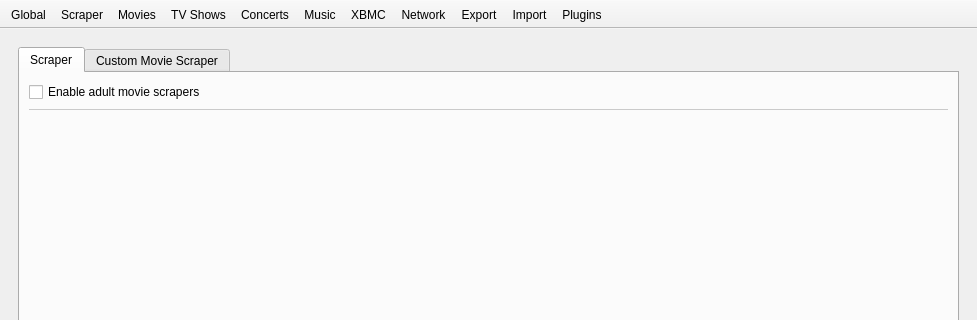
Komet/MediaElch, file settings/SettingsWindow.ui: the form before one commit; both pictures show x 0 to 977 and y 0 to 320 of the 977 by 625 pixel window.
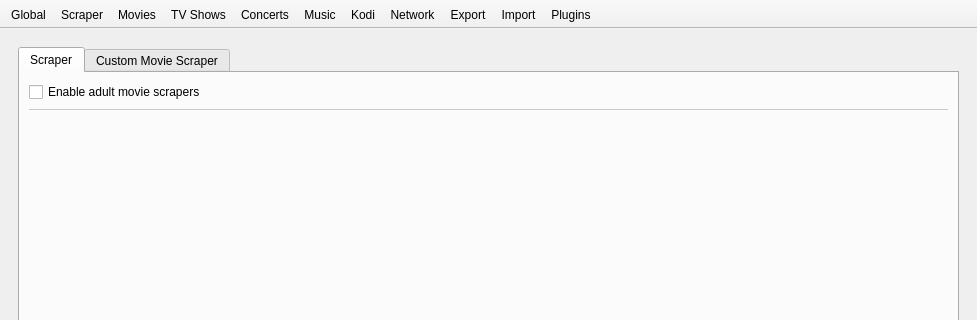
The form after the commit. The open tabs and pages were chosen to show the change. Custom widgets are drawn as their Qt base class.

Commit message: Fixes #145 Renamed XBMC to Kodi

Patch:
```diff
--- a/settings/SettingsWindow.ui
+++ b/settings/SettingsWindow.ui
@@ -1709,7 +1709,7 @@
   </action>
   <action name="actionXBMC">
    <property name="text">
-    <string>XBMC</string>
+    <string>Kodi</string>
    </property>
    <property name="page" stdset="0">
     <number>6</number>
```
Left out of the diff: 6 changed lines with no effect on the pictures. The commit also changes 5 other files.
